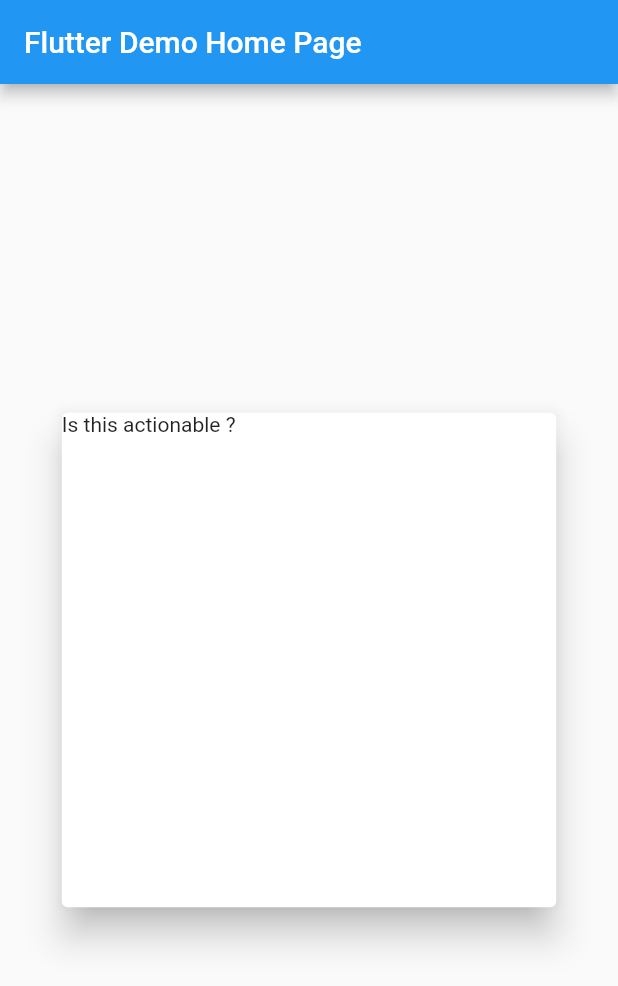
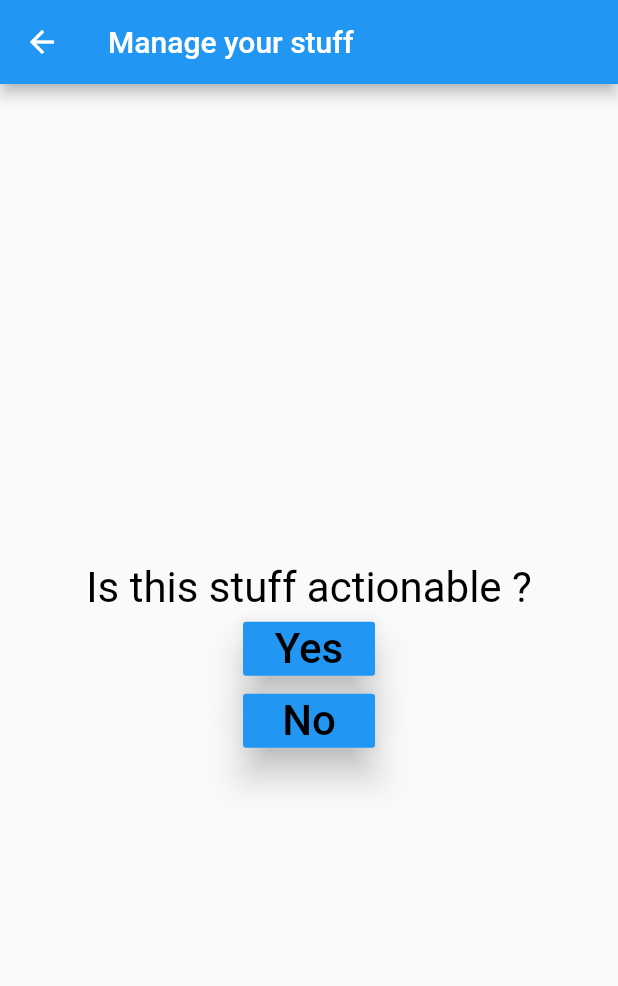
Before and after one commit to La-Buse/brain_dump, a Flutter app: the screen it shows after launch, on a phone screen of 412 x 824 dp. Shown: the top 986 px of the screen. Run offline on Flutter 3.47's test engine with Material 2 defaults, Android fonts, the phone set to English and light mode, and no system bars; our stand-ins replace bloc, flutter_bloc.

Commit message:
Add workflow BloC

```diff
--- /dev/null
+++ b/lib/bloc.dart
@@ -0,0 +1,3 @@
+export 'dump_it_bloc.dart';
+export 'dump_it_event.dart';
+export 'dump_it_state.dart';
--- /dev/null
+++ b/lib/dump_it_event.dart
@@ -0,0 +1,56 @@
+import 'package:meta/meta.dart';
+
+@immutable
+abstract class WorkflowEvent {}
+
+class IsActionable extends WorkflowEvent {
+
+}
+
+class NotActionable extends WorkflowEvent {
+
+}
+
+class ForReview extends WorkflowEvent {
+
+}
+
+class TrashIt extends WorkflowEvent {
+
+}
+
+class ReferenceIt extends WorkflowEvent {
+
+}
+
+class LessThanTwoMinutes extends WorkflowEvent {
+
+}
+
+class MoreThanTwoMinutes extends WorkflowEvent {
+
+}
+
+class DelegateIt extends WorkflowEvent {
+
+}
+
+class DeferIt extends WorkflowEvent {
+
+}
+
+class DelegateOrDefer extends WorkflowEvent {
+
+}
+
+class GoBack extends WorkflowEvent {
+
+}
+
+class Calendar extends WorkflowEvent {
+
+}
+
+class NextActions extends WorkflowEvent {
+
+}
--- /dev/null
+++ b/lib/dump_it_state.dart
@@ -0,0 +1,106 @@
+import 'package:brain_dump/bloc.dart';
+import 'package:meta/meta.dart';
+
+@immutable
+abstract class WorkflowState {
+  String getName();
+  List<WorkflowButton> getButtons();
+}
+
+class WorkflowButton {
+  String name;
+  WorkflowEvent nextEvent;
+  WorkflowButton(String name, WorkflowEvent nextEvent) {
+    this.name = name;
+    this.nextEvent = nextEvent;
+  }
+}
+
+class NonActionableState extends WorkflowState {
+  String getName() {
+    return "What kind of non actionable is this stuff ?";
+  }
+  List<WorkflowButton> getButtons() {
+    return [
+      new WorkflowButton("Trash", TrashIt()),
+      new WorkflowButton("Someday/maybe", ForReview()),
+      new WorkflowButton("Reference", ReferenceIt())
+    ];
+  }
+}
+
+class IsActionableState extends WorkflowState {
+  String getName() {
+    return "Will it take less than 2 minutes ?";
+  }
+  List<WorkflowButton> getButtons() {
+    return [
+      new WorkflowButton("Yes", LessThanTwoMinutes()),
+      new WorkflowButton("No", MoreThanTwoMinutes()),
+    ];
+  }
+}
+
+class DelegateOrDeferState extends WorkflowState {
+  String getName() {
+    return "Do you want to delegate it or defer it ?";
+  }
+  List<WorkflowButton> getButtons() {
+    return [
+      new WorkflowButton("Delegate it", DelegateIt()),
+      new WorkflowButton("Defer it", DeferIt())
+    ];
+  }
+}
+
+class DoItNowState extends WorkflowState {
+  String getName() {
+    return "Do it now.";
+  }
+  List<WorkflowButton> getButtons() {
+    return [
+    ];
+  }
+}
+
+class InitialWorkflowState extends WorkflowState {
+  String getName() {
+    return "Is this stuff actionable ?";
+  }
+  List<WorkflowButton> getButtons() {
+    return [
+      new WorkflowButton("Yes", IsActionable()),
+      new WorkflowButton("No", NotActionable())
+    ];
+  }
+}
+
+class FinalDumpItState extends WorkflowState {
+  String getName() {
+    return "Congratulations, you have successfully dealt with some of your stuff !";
+  }
+  List<WorkflowButton> getButtons() {
+    return null;
+  }
+}
+
+class WaitForItState extends WorkflowState {
+  String getName() {
+    return "Write down the name and contact of the person you are waiting for and take a note of the date.";
+  }
+  List<WorkflowButton> getButtons() {
+    return [];
+  }
+}
+
+class CalendarOrNextActionsState extends WorkflowState {
+  String getName() {
+    return "Does this action have to be done at a specific time (Calendar) or ASAP (Next actions list) ? ";
+  }
+  List<WorkflowButton> getButtons() {
+    return [
+      new WorkflowButton("Calendar", Calendar()),
+      new WorkflowButton("Next Actions", NextActions()),
+    ];
+  }
+}
--- /dev/null
+++ b/lib/widgets/custom_text.dart
@@ -0,0 +1,10 @@
+import 'package:flutter/material.dart';
+
+class CustomText extends Text {
+  CustomText(String data, {scaleFactor: 2.0, color: Colors.black, textAlign: TextAlign.center})
+      : super(data,
+        textAlign: textAlign,
+        textScaleFactor: scaleFactor,
+        style: new TextStyle(color: color)
+      );
+}
--- a/lib/widgets/home.dart
+++ /dev/null
@@ -1,42 +0,0 @@
-import 'package:flutter/material.dart';
-
-class Home extends StatefulWidget {
-  Home({Key key, this.title}) : super(key: key);
-  final String title;
-  @override State<StatefulWidget> createState() {
-    return new _HomeState();
-  }
-}
-
-class _HomeState extends State<Home> {
-  @override
-   Widget build(BuildContext context) {
-    return new Scaffold(
-      appBar: new AppBar(
-        title: new Text(widget.title),
-      ),
-      body: new Center(
-        child: new Column(
-          mainAxisAlignment: MainAxisAlignment.center,
-          children: <Widget> [
-            new Card(
-              elevation: 10.0,
-              child: new Container(
-                height: MediaQuery.of(context).size.width * 0.8,
-                width: MediaQuery.of(context).size.width * 0.8,
-                child: new Text("Is this actionable ?")
-              )
-            )
-          ],
-      )
-      )
-    );
-
-  }
-
-  void pressed() {
-    setState(() {
-      print("button pressed");
-    });
-  }
-}
--- /dev/null
+++ b/lib/widgets/manage_stuff.dart
@@ -0,0 +1,75 @@
+import 'package:flutter/material.dart';
+import 'package:flutter_bloc/flutter_bloc.dart';
+import 'custom_text.dart';
+import 'package:brain_dump/bloc.dart';
+
+class Home extends StatefulWidget {
+  Home({Key key, this.title}) : super(key: key);
+  final String title;
+
+  @override
+  State<StatefulWidget> createState() {
+    return new _HomeState();
+  }
+}
+
+class _HomeState extends State<Home> {
+  final dumpItBloc = DumpItBloc();
+
+  @override
+  Widget build(BuildContext context) {
+    return new BlocBuilder(
+      bloc: dumpItBloc,
+        builder: (BuildContext context, WorkflowState state) {
+
+        return Scaffold(
+              appBar: new AppBar(
+                automaticallyImplyLeading: false,
+                leading: IconButton(icon: Icon(Icons.arrow_back),
+                onPressed: (){
+                  dumpItBloc.add(GoBack());
+                },),
+                title: new Text("Manage your stuff"),
+              ),
+              body:new Center(
+                child: buildColumnWithData(context, state.getName(), state.getButtons()),
+              )
+          );
+        }
+    );
+
+  }
+
+  Column buildColumnWithData(BuildContext context, question, List<WorkflowButton> buttons) {
+    List<Widget> tempWidgets = [];
+    tempWidgets.add(CustomText(
+      question,
+      scaleFactor: 2.0,
+    ));
+    for (int i = 0; i < buttons.length; i++) {
+      WorkflowButton current = buttons[i];
+      tempWidgets.add(customButton(current.name, () {
+        dumpItBloc.add(current.nextEvent);
+      }));
+    }
+    return new Column(
+      mainAxisAlignment: MainAxisAlignment.center,
+      children: tempWidgets,
+    );
+  }
+
+  @override
+  void dispose() {
+    super.dispose();
+    dumpItBloc.close();
+  }
+}
+
+RaisedButton customButton(String text, Function onPressed) {
+  return new RaisedButton(
+    elevation: 10.0,
+    onPressed: onPressed,
+    color: Colors.blue,
+    child: new CustomText(text),
+  );
+}
--- a/lib/widgets/my_app.dart
+++ b/lib/widgets/my_app.dart
@@ -1,5 +1,5 @@
 import 'package:flutter/material.dart';
-import 'package:brain_dump/widgets/home.dart';
+import 'package:brain_dump/widgets/manage_stuff.dart';
 
 class MyApp extends StatelessWidget {
   // This widget is the root of your application.
--- a/pubspec.yaml
+++ b/pubspec.yaml
@@ -19,7 +19,8 @@ environment:
 dependencies:
   flutter:
     sdk: flutter
-
+  flutter_bloc: 3.0.0
+  equatable: 0.2.6
   # The following adds the Cupertino Icons font to your application.
   # Use with the CupertinoIcons class for iOS style icons.
   cupertino_icons: ^0.1.2
```
Also changed, not shown: lib/dump_it_bloc.dart (added, +43 -0 lines), pubspec.lock, 1 other file.
